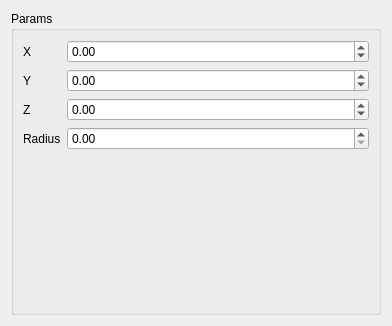
Above: src/Views/forms/KnotParamsWidget.ui from glRender/SplineEditor before the change. Below: the same form after it.
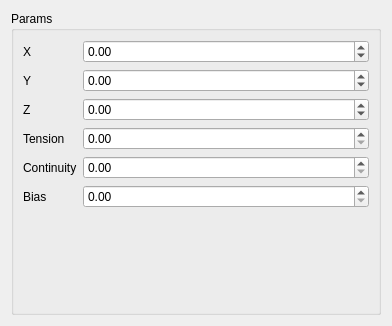
That is the form after the change.

Commit message: * Add params Tension, Continuity, Bias to ModelKnot * Add params Tension, Continuity, Bias to KnotParamsWidget

Diff of the .ui file:
```diff
--- a/src/Views/forms/KnotParamsWidget.ui
+++ b/src/Views/forms/KnotParamsWidget.ui
@@ -59,7 +59,7 @@
       <item row="3" column="0">
        <widget class="QLabel" name="radiusLabel">
         <property name="text">
-         <string>Radius</string>
+         <string>Tension</string>
         </property>
        </widget>
       </item>
@@ -85,7 +85,27 @@
        </widget>
       </item>
       <item row="3" column="1">
-       <widget class="QDoubleSpinBox" name="radiusDoubleSpinBox"/>
+       <widget class="QDoubleSpinBox" name="tensionDoubleSpinBox"/>
+      </item>
+      <item row="4" column="0">
+       <widget class="QLabel" name="continuityLabel">
+        <property name="text">
+         <string>Continuity</string>
+        </property>
+       </widget>
+      </item>
+      <item row="5" column="0">
+       <widget class="QLabel" name="continuityLabel_2">
+        <property name="text">
+         <string>Bias</string>
+        </property>
+       </widget>
+      </item>
+      <item row="4" column="1">
+       <widget class="QDoubleSpinBox" name="continuityDoubleSpinBox"/>
+      </item>
+      <item row="5" column="1">
+       <widget class="QDoubleSpinBox" name="biasDoubleSpinBox"/>
       </item>
      </layout>
     </widget>
```
Left out of the diff: 2 changed lines with no effect on the pictures. The commit also changes 4 other files.
